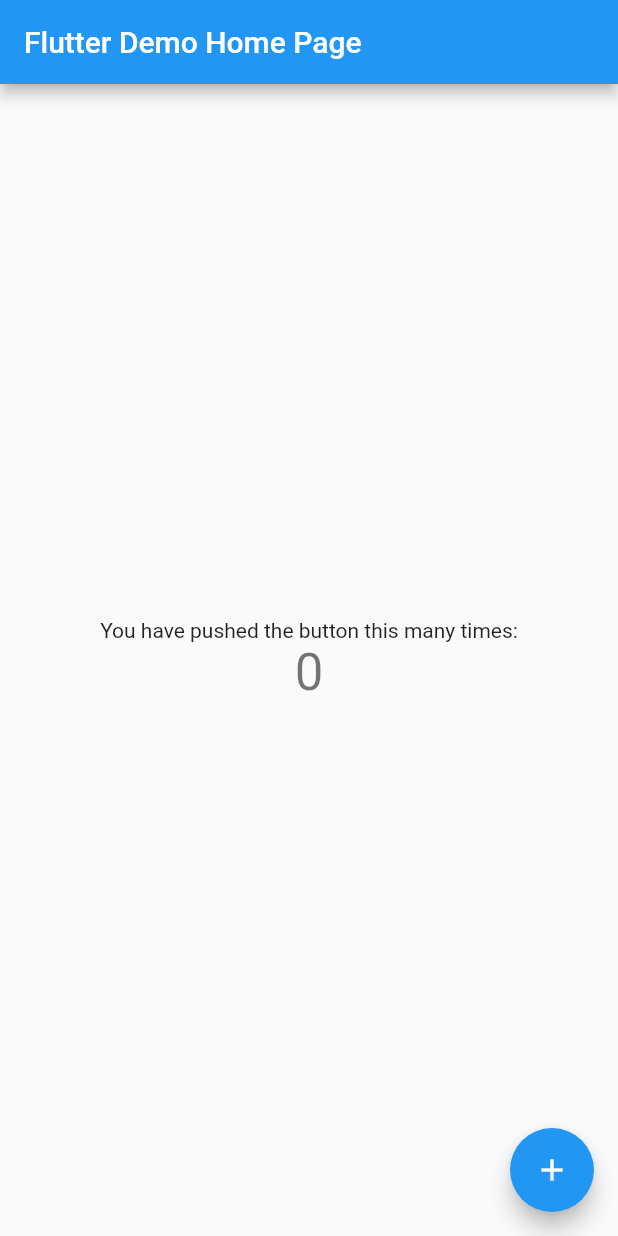
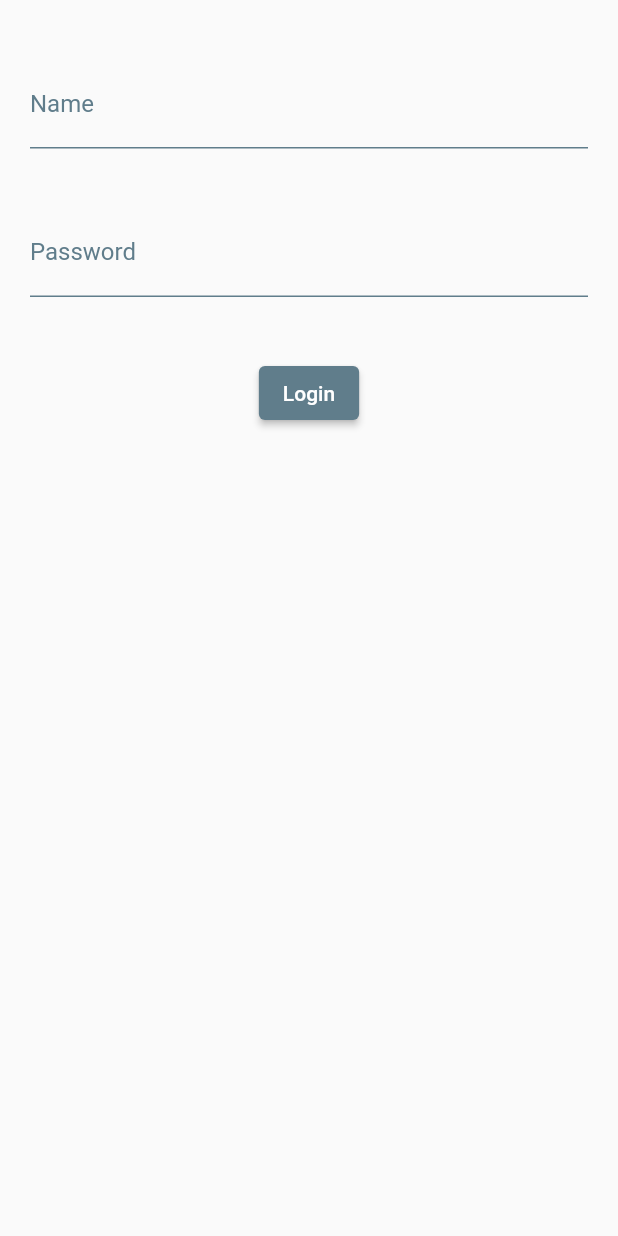
Before and after one commit to yonayohana06/Instaclone, a Flutter app: the screen it shows after launch, on a phone screen of 412 x 824 dp. Run offline on Flutter 3.47's test engine with Material 2 defaults, Android fonts, the phone set to English and light mode, and no system bars; our stand-ins replace equatable, firebase_auth, firebase_core, flutter_bloc; accounts and stored records are empty.

Commit message:
add function auth, login, home

```diff
--- /dev/null
+++ b/config.json
@@ -0,0 +1,5 @@
+{
+    "modules": [
+
+    ]
+}
--- /dev/null
+++ b/lib/app/app.dart
@@ -0,0 +1,5 @@
+export 'auth/bloc/auth_bloc.dart';
+export 'models/user_model.dart';
+export 'screens/app_screen.dart';
+export 'screens/root_screen.dart';
+export 'screens/splash_screen.dart';
--- /dev/null
+++ b/lib/app/auth/bloc/auth_bloc.dart
@@ -0,0 +1,34 @@
+import 'package:equatable/equatable.dart';
+import 'package:firebase_auth/firebase_auth.dart';
+import 'package:flutter_bloc/flutter_bloc.dart';
+import 'package:instaclone/app/app.dart';
+
+part 'auth_event.dart';
+part 'auth_state.dart';
+
+class AuthBloc extends Bloc<AuthEvent, AuthState> {
+  AuthBloc() : super(AuthInitial()) {
+    on<CheckAuth>((event, emit) {
+      emit(AuthLoading());
+
+      final firebase = FirebaseAuth.instance;
+      if (firebase.currentUser == null) {
+        emit(const AuthFailed('User not Found'));
+      } else {
+        final usr = Users(
+          email: firebase.currentUser!.email!,
+          uid: firebase.currentUser!.uid,
+        );
+        emit(AuthSuccesful(usr));
+      }
+    });
+
+    on<LogOut>((event, emit) async {
+      emit(AuthLoading());
+      final firebase = FirebaseAuth.instance;
+      await firebase.signOut().then((value) {
+        emit(AuthLoggedOut());
+      });
+    });
+  }
+}
--- /dev/null
+++ b/lib/app/auth/bloc/auth_event.dart
@@ -0,0 +1,15 @@
+part of 'auth_bloc.dart';
+
+abstract class AuthEvent extends Equatable {
+  const AuthEvent();
+}
+
+class CheckAuth extends AuthEvent {
+  @override
+  List<Object?> get props => [];
+}
+
+class LogOut extends AuthEvent {
+  @override
+  List<Object?> get props => [];
+}
--- /dev/null
+++ b/lib/app/auth/bloc/auth_state.dart
@@ -0,0 +1,36 @@
+part of 'auth_bloc.dart';
+
+abstract class AuthState extends Equatable {
+  const AuthState();
+}
+
+class AuthInitial extends AuthState {
+  @override
+  List<Object> get props => [];
+}
+
+class AuthLoading extends AuthState {
+  @override
+  List<Object> get props => [];
+}
+
+class AuthSuccesful extends AuthState {
+  final Users user;
+
+  const AuthSuccesful(this.user);
+  @override
+  List<Object> get props => [user];
+}
+
+class AuthFailed extends AuthState {
+  final String message;
+
+  const AuthFailed(this.message);
+  @override
+  List<Object> get props => [message];
+}
+
+class AuthLoggedOut extends AuthState {
+  @override
+  List<Object> get props => [];
+}
--- /dev/null
+++ b/lib/app/models/user_model.dart
@@ -0,0 +1,9 @@
+class Users {
+  final String email;
+  final String uid;
+
+  Users({
+    required this.email,
+    required this.uid,
+  });
+}
--- /dev/null
+++ b/lib/app/screens/app_screen.dart
@@ -0,0 +1,39 @@
+import 'package:flutter/material.dart';
+import 'package:flutter_bloc/flutter_bloc.dart';
+import 'package:instaclone/app/app.dart';
+import 'package:instaclone/home/home.dart';
+import 'package:instaclone/login/login.dart';
+
+class AppScreen extends StatelessWidget {
+  const AppScreen({super.key});
+
+  @override
+  Widget build(BuildContext context) {
+    return MaterialApp(
+      title: 'Instaclone',
+      home: BlocListener<AuthBloc, AuthState>(
+        listener: (context, state) {
+          if (state is AuthFailed) {
+            Navigator.popUntil(context, (route) => route.isFirst);
+            Navigator.pushReplacement(
+              context,
+              MaterialPageRoute(
+                builder: (_) => const LoginScreen(),
+              ),
+            );
+          }
+          if (state is AuthSuccesful) {
+            Navigator.popUntil(context, (route) => route.isFirst);
+            Navigator.pushReplacement(
+              context,
+              MaterialPageRoute(
+                builder: (_) => const HomeScreen(),
+              ),
+            );
+          }
+        },
+        child: const SplashScreen(),
+      ),
+    );
+  }
+}
--- /dev/null
+++ b/lib/app/screens/root_screen.dart
@@ -0,0 +1,15 @@
+import 'package:flutter/material.dart';
+import 'package:flutter_bloc/flutter_bloc.dart';
+import 'package:instaclone/app/app.dart';
+
+class RootScreen extends StatelessWidget {
+  const RootScreen({super.key});
+
+  @override
+  Widget build(BuildContext context) {
+    return BlocProvider(
+      create: (context) => AuthBloc()..add(CheckAuth()),
+      child: const AppScreen(),
+    );
+  }
+}
--- /dev/null
+++ b/lib/home/home.dart
@@ -0,0 +1 @@
+export 'screens/home_screen.dart';
--- /dev/null
+++ b/lib/login/bloc/login_bloc.dart
@@ -0,0 +1,34 @@
+import 'package:firebase_auth/firebase_auth.dart';
+import 'package:flutter/material.dart';
+import 'package:flutter_bloc/flutter_bloc.dart';
+import 'package:equatable/equatable.dart';
+
+part 'login_event.dart';
+part 'login_state.dart';
+
+class LoginBloc extends Bloc<LoginEvent, LoginState> {
+  LoginBloc() : super(LoginInitial()) {
+    on<SubmitLogin>((event, emit) async {
+      final isValid = formKey.currentState!.validate();
+      if (isValid) {
+        emit(LoginLoading());
+        formKey.currentState!.save();
+        final firebase = FirebaseAuth.instance;
+
+        await firebase
+            .signInWithEmailAndPassword(
+          email: email,
+          password: password,
+        )
+            .then((userCredential) {
+          emit(LoginSuccesful());
+        }).onError((error, stackTrace) {
+          emit(LoginFailed(error.toString()));
+        });
+      }
+    });
+  }
+  final formKey = GlobalKey<FormState>();
+  String email = '';
+  String password = '';
+}
--- /dev/null
+++ b/lib/login/bloc/login_event.dart
@@ -0,0 +1,10 @@
+part of 'login_bloc.dart';
+
+abstract class LoginEvent extends Equatable {
+  const LoginEvent();
+}
+
+class SubmitLogin extends LoginEvent {
+  @override
+  List<Object?> get props => [];
+}
--- /dev/null
+++ b/lib/login/bloc/login_state.dart
@@ -0,0 +1,28 @@
+part of 'login_bloc.dart';
+
+abstract class LoginState extends Equatable {
+  const LoginState();
+}
+
+class LoginInitial extends LoginState {
+  @override
+  List<Object> get props => [];
+}
+
+class LoginLoading extends LoginState {
+  @override
+  List<Object> get props => [];
+}
+
+class LoginSuccesful extends LoginState {
+  @override
+  List<Object> get props => [];
+}
+
+class LoginFailed extends LoginState {
+  final String message;
+
+  const LoginFailed(this.message);
+  @override
+  List<Object> get props => [];
+}
--- /dev/null
+++ b/lib/login/login.dart
@@ -0,0 +1,2 @@
+export 'bloc/login_bloc.dart';
+export 'screens/login_screen.dart';
--- /dev/null
+++ b/lib/login/screens/login_screen.dart
@@ -0,0 +1,138 @@
+import 'package:flutter/material.dart';
+import 'package:flutter_bloc/flutter_bloc.dart';
+import 'package:instaclone/home/home.dart';
+import 'package:instaclone/login/login.dart';
+
+class LoginScreen extends StatelessWidget {
+  const LoginScreen({super.key});
+
+  @override
+  Widget build(BuildContext context) {
+    return BlocProvider(
+      create: (context) => LoginBloc(),
+      child: _View(),
+    );
+  }
+}
+
+class _View extends StatelessWidget {
+  @override
+  Widget build(BuildContext context) {
+    return BlocListener<LoginBloc, LoginState>(
+      listener: (context, state) {
+        if (state is LoginSuccesful) {
+          ScaffoldMessenger.of(context).showSnackBar(
+            const SnackBar(
+              content: Text('Login Succes'),
+              backgroundColor: Colors.green,
+            ),
+          );
+          Navigator.popUntil(context, (route) => route.isFirst);
+          Navigator.pushReplacement(
+            context,
+            MaterialPageRoute(
+              builder: (_) => const HomeScreen(),
+            ),
+          );
+        }
+        if (state is LoginFailed) {
+          ScaffoldMessenger.of(context).showSnackBar(
+            SnackBar(
+              content: Text(state.message),
+              backgroundColor: Colors.red,
+            ),
+          );
+        }
+      },
+      child: Scaffold(
+        body: Form(
+          key: context.read<LoginBloc>().formKey,
+          child: SingleChildScrollView(
+            child: Container(
+              margin: const EdgeInsets.only(right: 20, left: 20),
+              child: Column(
+                children: [
+                  const SizedBox(height: 40),
+                  TextFormField(
+                    decoration: const InputDecoration(
+                      labelText: 'Name',
+                      labelStyle: TextStyle(
+                        color: Colors.blueGrey,
+                      ),
+                      enabledBorder: UnderlineInputBorder(
+                        borderSide: BorderSide(
+                          color: Colors.blueGrey,
+                        ),
+                      ),
+                    ),
+                    onSaved: (value) {
+                      context.read<LoginBloc>().email = value ?? '';
+                    },
+                    validator: (value) {
+                      if (value == null || value.isEmpty) {
+                        return 'Email required';
+                      }
+                      return null;
+                    },
+                  ),
+                  const SizedBox(height: 40),
+                  TextFormField(
+                    obscureText: true,
+                    obscuringCharacter: '*',
+                    decoration: const InputDecoration(
+                      labelText: 'Password',
+                      labelStyle: TextStyle(
+                        color: Colors.blueGrey,
+                      ),
+                      enabledBorder: UnderlineInputBorder(
+                        borderSide: BorderSide(
+                          color: Colors.blueGrey,
+                        ),
+                      ),
+                    ),
+                    onSaved: (value) {
+                      context.read<LoginBloc>().password = value ?? '';
+                    },
+                    validator: (value) {
+                      if (value == null || value.isEmpty) {
+                        return 'Password required';
+                      }
+                      return null;
+                    },
+                  ),
+                  const SizedBox(height: 40),
+                  BlocBuilder<LoginBloc, LoginState>(
+                    builder: (context, state) {
+                      if (state is LoginLoading) {
+                        return ElevatedButton(
+                          style: ElevatedButton.styleFrom(
+                            backgroundColor: Colors.blueGrey,
+                          ),
+                          onPressed: () {},
+                          child: const SizedBox(
+                            height: 20,
+                            width: 20,
+                            child: CircularProgressIndicator(),
+                          ),
+                        );
+                      }
+                      return ElevatedButton(
+                        style: ElevatedButton.styleFrom(
+                          backgroundColor: Colors.blueGrey,
+                        ),
+                        onPressed: () {
+                          context.read<LoginBloc>().add(SubmitLogin());
+                        },
+                        child: const Text('Login'),
+                      );
+                    },
+                  ),
+                ],
+              ),
+            ),
+          ),
+        ),
+      ),
+    );
+  }
+}
--- a/lib/main.dart
+++ b/lib/main.dart
@@ -1,115 +1,9 @@
+import 'package:firebase_core/firebase_core.dart';
 import 'package:flutter/material.dart';
+import 'package:instaclone/app/app.dart';
 
-void main() {
-  runApp(const MyApp());
+Future<void> main() async {
+  WidgetsFlutterBinding.ensureInitialized();
+  await Firebase.initializeApp();
+  runApp(const RootScreen());
 }
-
-class MyApp extends StatelessWidget {
-  const MyApp({super.key});
-
-  // This widget is the root of your application.
-  @override
-  Widget build(BuildContext context) {
-    return MaterialApp(
-      title: 'Flutter Demo',
-      theme: ThemeData(
-        // This is the theme of your application.
-        //
-        // Try running your application with "flutter run". You'll see the
-        // application has a blue toolbar. Then, without quitting the app, try
-        // changing the primarySwatch below to Colors.green and then invoke
-        // "hot reload" (press "r" in the console where you ran "flutter run",
-        // or simply save your changes to "hot reload" in a Flutter IDE).
-        // Notice that the counter didn't reset back to zero; the application
-        // is not restarted.
-        primarySwatch: Colors.blue,
-      ),
-      home: const MyHomePage(title: 'Flutter Demo Home Page'),
-    );
-  }
-}
-
-class MyHomePage extends StatefulWidget {
-  const MyHomePage({super.key, required this.title});
-
-  // This widget is the home page of your application. It is stateful, meaning
-  // that it has a State object (defined below) that contains fields that affect
-  // how it looks.
-
-  // This class is the configuration for the state. It holds the values (in this
-  // case the title) provided by the parent (in this case the App widget) and
-  // used by the build method of the State. Fields in a Widget subclass are
-  // always marked "final".
-
-  final String title;
-
-  @override
-  State<MyHomePage> createState() => _MyHomePageState();
-}
-
-class _MyHomePageState extends State<MyHomePage> {
-  int _counter = 0;
-
-  void _incrementCounter() {
-    setState(() {
-      // This call to setState tells the Flutter framework that something has
-      // changed in this State, which causes it to rerun the build method below
-      // so that the display can reflect the updated values. If we changed
-      // _counter without calling setState(), then the build method would not be
-      // called again, and so nothing would appear to happen.
-      _counter++;
-    });
-  }
-
-  @override
-  Widget build(BuildContext context) {
-    // This method is rerun every time setState is called, for instance as done
-    // by the _incrementCounter method above.
-    //
-    // The Flutter framework has been optimized to make rerunning build methods
-    // fast, so that you can just rebuild anything that needs updating rather
-    // than having to individually change instances of widgets.
-    return Scaffold(
-      appBar: AppBar(
-        // Here we take the value from the MyHomePage object that was created by
-        // the App.build method, and use it to set our appbar title.
-        title: Text(widget.title),
-      ),
-      body: Center(
-        // Center is a layout widget. It takes a single child and positions it
-        // in the middle of the parent.
-        child: Column(
-          // Column is also a layout widget. It takes a list of children and
-          // arranges them vertically. By default, it sizes itself to fit its
-          // children horizontally, and tries to be as tall as its parent.
-          //
-          // Invoke "debug painting" (press "p" in the console, choose the
-          // "Toggle Debug Paint" action from the Flutter Inspector in Android
-          // Studio, or the "Toggle Debug Paint" command in Visual Studio Code)
-          // to see the wireframe for each widget.
-          //
-          // Column has various properties to control how it sizes itself and
-          // how it positions its children. Here we use mainAxisAlignment to
-          // center the children vertically; the main axis here is the vertical
-          // axis because Columns are vertical (the cross axis would be
-          // horizontal).
-          mainAxisAlignment: MainAxisAlignment.center,
-          children: <Widget>[
-            const Text(
-              'You have pushed the button this many times:',
-            ),
-            Text(
-              '$_counter',
-              style: Theme.of(context).textTheme.headline4,
-            ),
-          ],
-        ),
-      ),
-      floatingActionButton: FloatingActionButton(
-        onPressed: _incrementCounter,
-        tooltip: 'Increment',
-        child: const Icon(Icons.add),
-      ), // This trailing comma makes auto-formatting nicer for build methods.
-    );
-  }
-}
```
Also changed, not shown: lib/app/screens/splash_screen.dart (added, +14 -0 lines), lib/home/screens/home_screen.dart (added, +38 -0 lines), lib/register/register.dart (added, +10 -0 lines), 2 other files.
